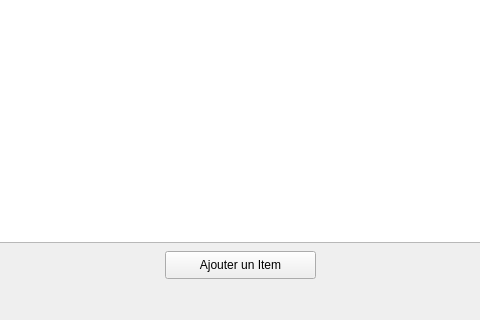
This is KingList_Cpp/mainwindow.ui in patrickking45/KingList_Cpp as Qt 5 draws it before an edit; both pictures show x 265 to 745 and y 288 to 608 of the 840 by 608 pixel window. The edited form follows.
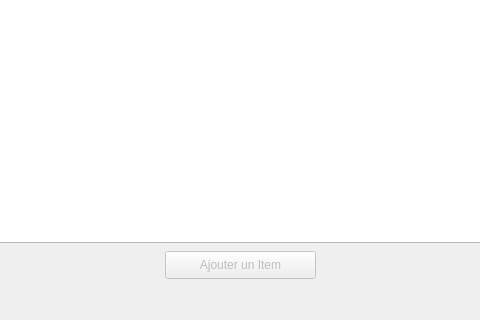
This is the edited form.

The edit to the form file:
```diff
--- a/KingList_Cpp/mainwindow.ui
+++ b/KingList_Cpp/mainwindow.ui
@@ -58,6 +58,9 @@
     </property>
    </widget>
    <widget class="QPushButton" name="btn_add_item">
+    <property name="enabled">
+     <bool>false</bool>
+    </property>
     <property name="geometry">
      <rect>
       <x>430</x>
```
